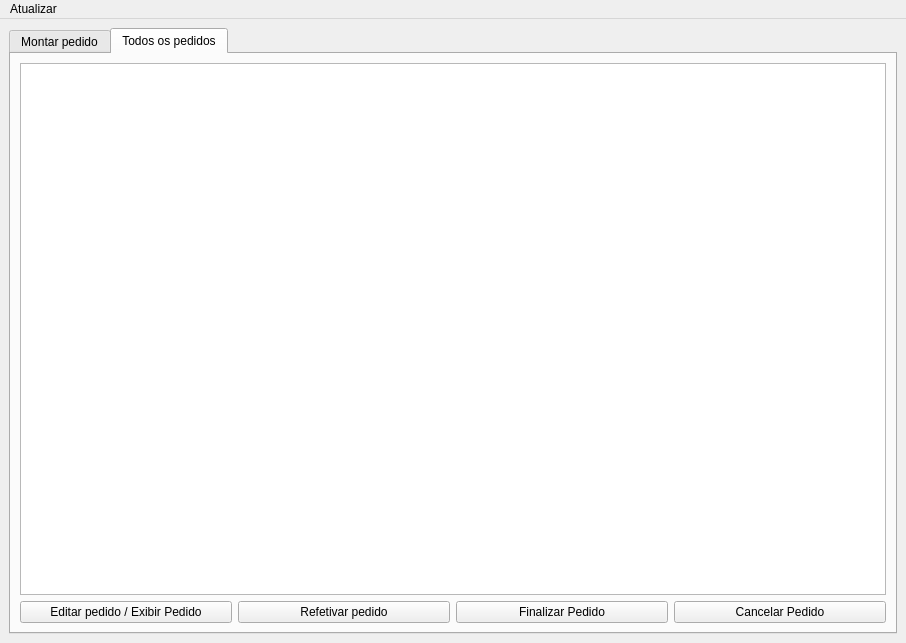
Old version of the form cliente/src/screen/ui/home.ui in the repository JonasCGN/Projeto-Final-POO-II.
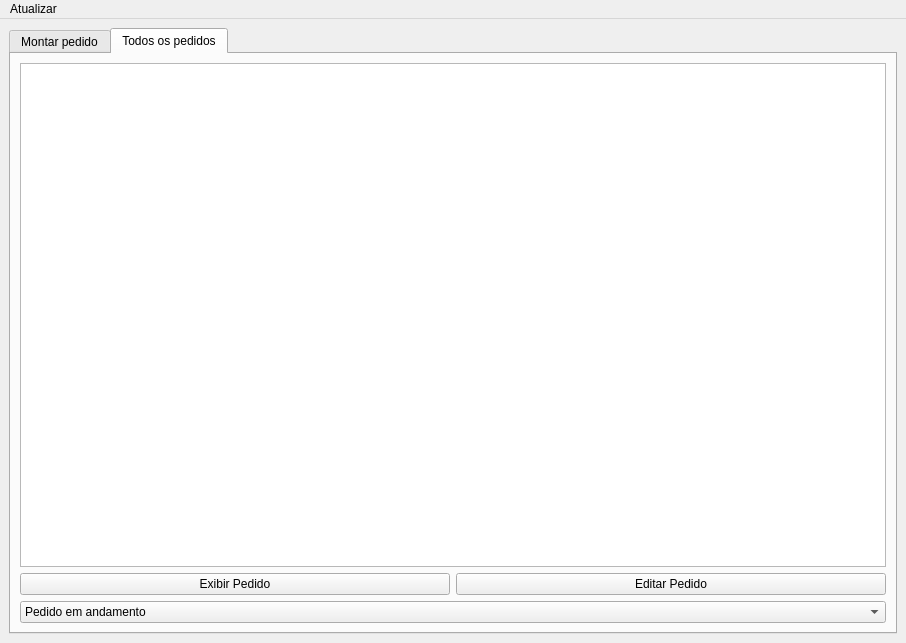
New version of the form.

Commit message: feat: adicionar funcionalidade para editar status de pedidos e atualizar interface com novos estados

Patch:
```diff
--- a/cliente/src/screen/ui/home.ui
+++ b/cliente/src/screen/ui/home.ui
@@ -160,37 +160,45 @@
          <widget class="QListView" name="listView_list_pedidos"/>
         </item>
         <item>
-         <layout class="QHBoxLayout" name="horizontalLayout">
+         <layout class="QHBoxLayout" name="horizontalLayout_2">
+          <property name="topMargin">
+           <number>0</number>
+          </property>
           <item>
            <widget class="QPushButton" name="pushButton">
             <property name="text">
-             <string>Editar pedido / Exibir Pedido</string>
+             <string>Exibir Pedido</string>
             </property>
            </widget>
           </item>
           <item>
            <widget class="QPushButton" name="pushButton_2">
             <property name="text">
-             <string>Refetivar pedido</string>
-            </property>
-           </widget>
-          </item>
-          <item>
-           <widget class="QPushButton" name="pushButton_3">
-            <property name="text">
-             <string>Finalizar Pedido</string>
-            </property>
-           </widget>
-          </item>
-          <item>
-           <widget class="QPushButton" name="pushButton_4">
-            <property name="text">
-             <string>Cancelar Pedido</string>
+             <string>Editar Pedido</string>
             </property>
            </widget>
           </item>
          </layout>
         </item>
+        <item>
+         <widget class="QComboBox" name="comboBox_status_do_pedido">
+          <item>
+           <property name="text">
+            <string>Pedido em andamento</string>
+           </property>
+          </item>
+          <item>
+           <property name="text">
+            <string>Pedido cancelado</string>
+           </property>
+          </item>
+          <item>
+           <property name="text">
+            <string>Pedido finalizado</string>
+           </property>
+          </item>
+         </widget>
+        </item>
        </layout>
       </widget>
      </widget>
```
Left out of the diff: 2 changed lines with no effect on the pictures. The commit also changes 10 other files.
